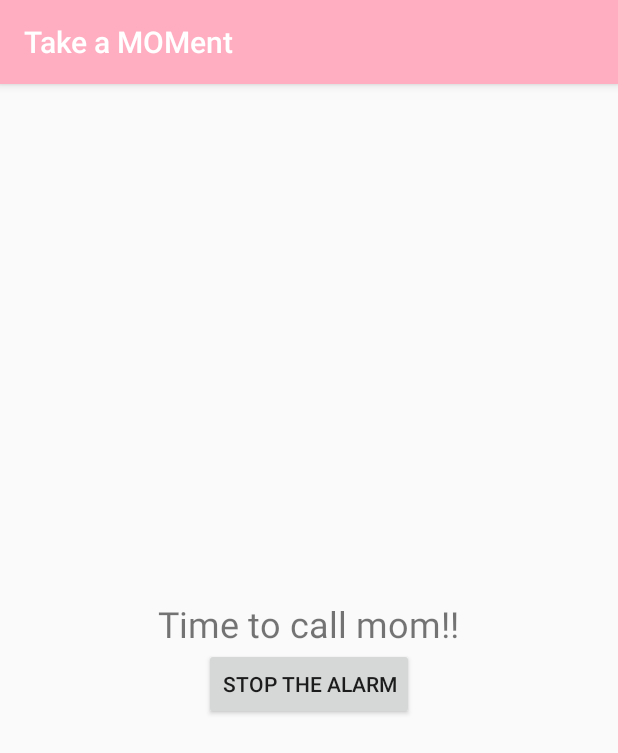
After one commit to syrosalynyu/Take-a-MOMent, an Android app: the AlarmOnActivity screen opened directly, with no data from a screen before it, on a phone screen of 412 x 824 dp. The commit adds this screen. Shown: the top 753 px of the screen. Run offline under Robolectric (Android 15) with nearby library versions, the phone set to English and light mode, and no system bars.

Commit message:
Added the alarm function. Whenever a reminder is created, a alarm will be set as well following the schedule on the reminder.

```diff
--- /dev/null
+++ b/app/src/main/java/com/example/takeamoment/activities/AlarmOnActivity.kt
@@ -0,0 +1,23 @@
+package com.example.takeamoment.activities
+
+import android.media.MediaPlayer
+import androidx.appcompat.app.AppCompatActivity
+import android.os.Bundle
+import com.example.takeamoment.R
+import kotlinx.android.synthetic.main.activity_alarm_on.*
+
+
+// Resource for set upt the alarm: https://www.youtube.com/watch?v=2ykRrMU1LPM&t=819s
+class AlarmOnActivity : AppCompatActivity() {
+    override fun onCreate(savedInstanceState: Bundle?) {
+        super.onCreate(savedInstanceState)
+        setContentView(R.layout.activity_alarm_on)
+
+        val mp = MediaPlayer.create(applicationContext, R.raw.lovingly)
+        mp.start()
+
+        btn_stop_alarm.setOnClickListener {
+            mp.stop()
+        }
+    }
+}
--- a/app/src/main/java/com/example/takeamoment/firebase/FirestoreClass.kt
+++ b/app/src/main/java/com/example/takeamoment/firebase/FirestoreClass.kt
@@ -75,7 +75,7 @@ class FirestoreClass {
             .set(reminder, SetOptions.merge())
             .addOnSuccessListener {
                 Log.e("At FirestoreClass", "Reminder successfully created.")
-                Toast.makeText(activity, "Reminder created successfully", Toast.LENGTH_LONG).show()
+                // Toast.makeText(activity, "Reminder created successfully", Toast.LENGTH_LONG).show()
 
                 activity.reminderCreatedSuccessfully()
             }.addOnFailureListener {
--- /dev/null
+++ b/app/src/main/res/layout/activity_alarm_on.xml
@@ -0,0 +1,21 @@
+<?xml version="1.0" encoding="utf-8"?>
+<LinearLayout xmlns:android="http://schemas.android.com/apk/res/android"
+    xmlns:tools="http://schemas.android.com/tools"
+    android:layout_width="match_parent"
+    android:layout_height="match_parent"
+    android:gravity="center"
+    android:layout_gravity="center"
+    android:orientation="vertical"
+    tools:context=".activities.MainActivity">
+
+    <TextView
+        android:layout_width="wrap_content"
+        android:layout_height="wrap_content"
+        android:text="Time to call mom!!"
+        android:textSize="24dp"/>
+    <Button
+        android:id="@+id/btn_stop_alarm"
+        android:layout_width="wrap_content"
+        android:layout_height="wrap_content"
+        android:text="Stop the alarm"/>
+</LinearLayout>
```
Also changed, not shown: app/src/main/AndroidManifest.xml (+11 -4 lines), app/src/main/java/com/example/takeamoment/activities/TimeConvertActivity.kt (+31 -3 lines), app/src/main/java/com/example/takeamoment/receivers/MyBroadcastReceiver.kt (added, +20 -0 lines), 1 other file.
